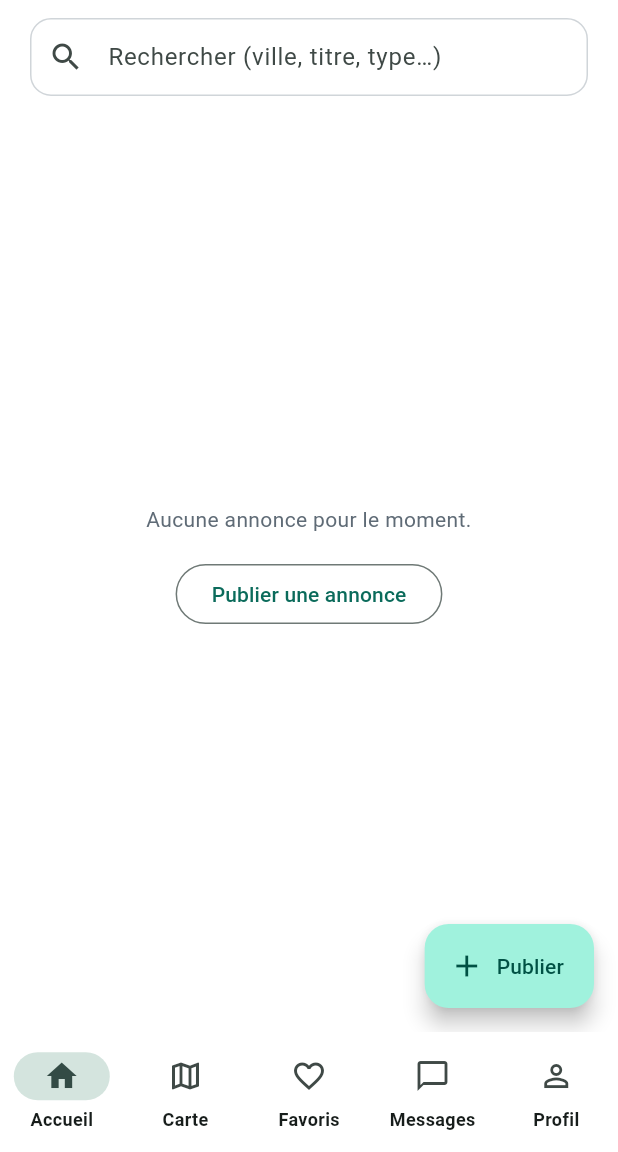
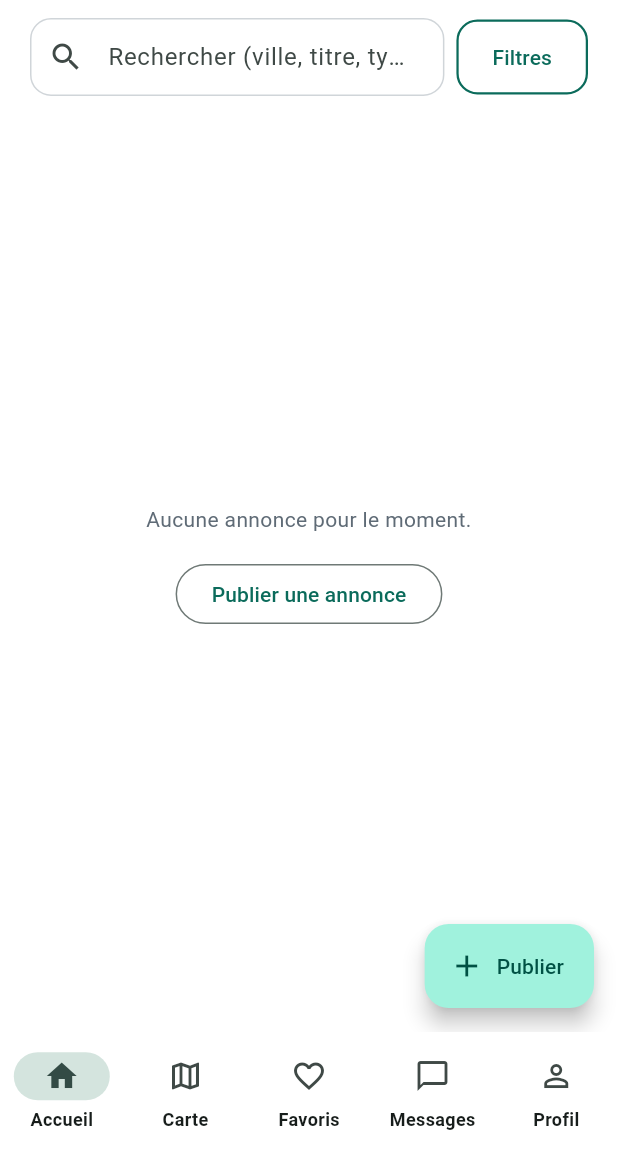
Before and after one commit to mounawerzarai/services-immobilier-flutter, a Flutter app: the screen it shows once a user with an empty profile is signed in, on a phone screen of 412 x 824 dp, the part 84-1236 px from its top. Run offline on Flutter 3.47's test engine with Material 3 defaults, Android fonts, the phone set to English and light mode, and no system bars; our stand-ins replace cloud_firestore, firebase_auth, firebase_core, go_router, image_picker; accounts and stored records are empty.

Commit message:
feat(T5.2): filtres (type, vente/location, ville, prix, pièces)

```diff
--- /dev/null
+++ b/lib/features/search/filters.dart
@@ -0,0 +1,63 @@
+import '../../data/models/listing.dart';
+import 'search_listings.dart' show normalize;
+
+/// Filtres de l'écran d'accueil (T5.2). Une valeur absente = pas de filtre.
+class Filters {
+  const Filters({
+    this.transactionType, // 'sale' | 'rent'
+    this.propertyType,
+    this.city = '',
+    this.minPrice,
+    this.maxPrice,
+    this.minRooms,
+  });
+
+  final String? transactionType;
+  final String? propertyType;
+  final String city;
+  final num? minPrice;
+  final num? maxPrice;
+  final int? minRooms;
+
+  /// Nombre de filtres actifs (affiché sur le bouton « Filtres »).
+  int get activeCount => [
+        transactionType,
+        propertyType,
+        city.trim().isEmpty ? null : city,
+        minPrice,
+        maxPrice,
+        minRooms,
+      ].where((v) => v != null).length;
+
+  bool get isEmpty => activeCount == 0;
+}
+
+const kPropertyTypeKeys = ['apartment', 'house', 'land', 'commercial'];
+
+const kRoomChoices = [1, 2, 3, 4, 5];
+
+/// « 120 000 » ou « 1200,5 » -> nombre ; vide, invalide ou <= 0 -> null.
+num? parsePrice(String text) {
+  final cleaned = text.replaceAll(RegExp(r'\s'), '').replaceAll(',', '.');
+  if (cleaned.isEmpty) return null;
+  final n = num.tryParse(cleaned);
+  return (n != null && n.isFinite && n > 0) ? n : null;
+}
+
+/// Garde les annonces qui respectent TOUS les filtres actifs.
+List<Listing> applyFilters(List<Listing> items, Filters f) {
+  final city = normalize(f.city);
+  return items.where((l) {
+    if (f.transactionType != null && l.transactionType != f.transactionType) {
+      return false;
+    }
+    if (f.propertyType != null && l.propertyType != f.propertyType) {
+      return false;
+    }
+    if (city.isNotEmpty && !normalize(l.city).contains(city)) return false;
+    if (f.minPrice != null && l.price < f.minPrice!) return false;
+    if (f.maxPrice != null && l.price > f.maxPrice!) return false;
+    if (f.minRooms != null && (l.rooms ?? 0) < f.minRooms!) return false;
+    return true;
+  }).toList();
+}
--- a/lib/screens/home_screen.dart
+++ b/lib/screens/home_screen.dart
@@ -6,6 +6,8 @@ import '../core/theme.dart';
 import '../data/models/listing.dart';
 import '../data/services/listings_repository.dart';
 import '../features/listings/listing_card.dart';
+import '../features/search/filter_sheet.dart';
+import '../features/search/filters.dart';
 import '../features/search/search_listings.dart';
 
 class HomeScreen extends StatefulWidget {
@@ -31,14 +33,18 @@ class _HomeScreenState extends State<HomeScreen> {
   bool _hasMore = false;
   String? _error;
 
-  // Recherche texte : on charge une réserve d'annonces une seule fois (à la première
-  // lettre tapée), puis on filtre dans l'appli à chaque frappe.
+  // Recherche texte (T5.1) et filtres (T5.2) : on charge une réserve d'annonces une seule
+  // fois (dès qu'on tape une lettre ou qu'on applique un filtre), puis on filtre dans l'appli.
   String _term = '';
+  Filters _filters = const Filters();
   List<Listing>? _pool;
   bool _poolLoading = false;
   bool _poolError = false;
 
   bool get _searching => _term.trim().isNotEmpty;
+
+  // On affiche la liste filtrée (sans pagination) dès qu'il y a une recherche ou un filtre.
+  bool get _filtering => _searching || !_filters.isEmpty;
 
   @override
   void initState() {
@@ -92,7 +98,7 @@ class _HomeScreenState extends State<HomeScreen> {
   }
 
   Future<void> _loadMore() async {
-    if (_searching || !_hasMore || _loadingMore || _loading || _error != null) {
+    if (_filtering || !_hasMore || _loadingMore || _loading || _error != null) {
       return;
     }
     setState(() => _loadingMore = true);
@@ -130,12 +136,23 @@ class _HomeScreenState extends State<HomeScreen> {
     }
   }
 
+  void _ensurePool() {
+    if (_pool == null && !_poolLoading && !_poolError) _loadPool();
+  }
+
   void _onTermChanged(String text) {
     setState(() => _term = text);
-    if (text.trim().isNotEmpty && _pool == null && !_poolLoading && !_poolError) {
-      _loadPool();
+    if (text.trim().isNotEmpty) _ensurePool();
   }
+
+  Future<void> _openFilters() async {
+    final next = await showFilterSheet(context, _filters);
+    if (next == null || !mounted) return;
+    setState(() => _filters = next);
+    if (!next.isEmpty) _ensurePool();
   }
+
+  void _clearFilters() => setState(() => _filters = const Filters());
 
   void _clearSearch() {
     _searchController.clear();
@@ -148,7 +165,7 @@ class _HomeScreenState extends State<HomeScreen> {
     if (!mounted) return;
     setState(() => _pool = null); // la réserve de recherche est périmée
     _fetchFirstPage();
-    if (_searching) _loadPool();
+    if (_filtering) _loadPool();
   }
 
   Widget _message(String text, {String? buttonLabel, VoidCallback? onPressed}) {
@@ -228,7 +245,7 @@ class _HomeScreenState extends State<HomeScreen> {
     );
   }
 
-  // Résultats de la recherche (results == null tant que la réserve n'est pas chargée).
+  // Résultats de la recherche / des filtres (results == null tant que la réserve n'est pas chargée).
   Widget _searchArea(List<Listing>? results) {
     if (results == null) {
       if (_poolError) {
@@ -241,7 +258,13 @@ class _HomeScreenState extends State<HomeScreen> {
       return const Center(child: CircularProgressIndicator());
     }
     if (results.isEmpty) {
-      return _message('Aucun résultat pour « ${_term.trim()} ».');
+      return _message(
+        _searching
+            ? 'Aucun résultat pour « ${_term.trim()} ».'
+            : 'Aucune annonce ne correspond aux filtres.',
+        buttonLabel: _filters.isEmpty ? null : 'Effacer les filtres',
+        onPressed: _clearFilters,
+      );
     }
     return _cardList(results, onRefresh: _loadPool);
   }
@@ -249,7 +272,10 @@ class _HomeScreenState extends State<HomeScreen> {
   @override
   Widget build(BuildContext context) {
     final List<Listing>? results =
-        _searching && _pool != null ? filterListings(_pool!, _term) : null;
+        _filtering && _pool != null
+            ? applyFilters(filterListings(_pool!, _term), _filters)
+            : null;
+    final activeFilters = _filters.activeCount;
 
     return Scaffold(
       appBar: AppBar(
@@ -265,6 +291,9 @@ class _HomeScreenState extends State<HomeScreen> {
         children: [
           Padding(
             padding: const EdgeInsets.fromLTRB(20, 12, 20, 4),
+            child: Row(
+              children: [
+                Expanded(
                   child: TextField(
                     controller: _searchController,
                     onChanged: _onTermChanged,
@@ -283,18 +312,46 @@ class _HomeScreenState extends State<HomeScreen> {
                     ),
                   ),
                 ),
+                const SizedBox(width: 8),
+                OutlinedButton(
+                  onPressed: _openFilters,
+                  style: OutlinedButton.styleFrom(
+                    minimumSize: const Size(0, 50),
+                    backgroundColor:
+                        activeFilters > 0 ? AppColors.primary : null,
+                    foregroundColor:
+                        activeFilters > 0 ? Colors.white : AppColors.primary,
+                    side: const BorderSide(color: AppColors.primary, width: 1.5),
+                    shape: RoundedRectangleBorder(
+                      borderRadius: BorderRadius.circular(AppRadius.input),
+                    ),
+                  ),
+                  child: Text(
+                    activeFilters > 0 ? 'Filtres ($activeFilters)' : 'Filtres',
+                  ),
+                ),
+              ],
+            ),
+          ),
           if (results != null)
             Padding(
               padding: const EdgeInsets.fromLTRB(20, 8, 20, 0),
-              child: Align(
-                alignment: Alignment.centerLeft,
-                child: Text(
+              child: Row(
+                mainAxisAlignment: MainAxisAlignment.spaceBetween,
+                children: [
+                  Text(
                     '${results.length} résultat${results.length > 1 ? 's' : ''}',
                     style: const TextStyle(color: AppColors.muted),
                   ),
+                  if (activeFilters > 0)
+                    TextButton(
+                      onPressed: _clearFilters,
+                      child: const Text('Effacer les filtres'),
+                    ),
+                ],
               ),
             ),
-          Expanded(child: _searching ? _searchArea(results) : _browseArea()),
+          Expanded(child: _filtering ? _searchArea(results) : _browseArea()),
         ],
       ),
       floatingActionButton: FloatingActionButton.extended(
```
Also changed, not shown: lib/features/search/filter_sheet.dart (added, +257 -0 lines). Lines whose indentation alone changed are shown as unchanged.
